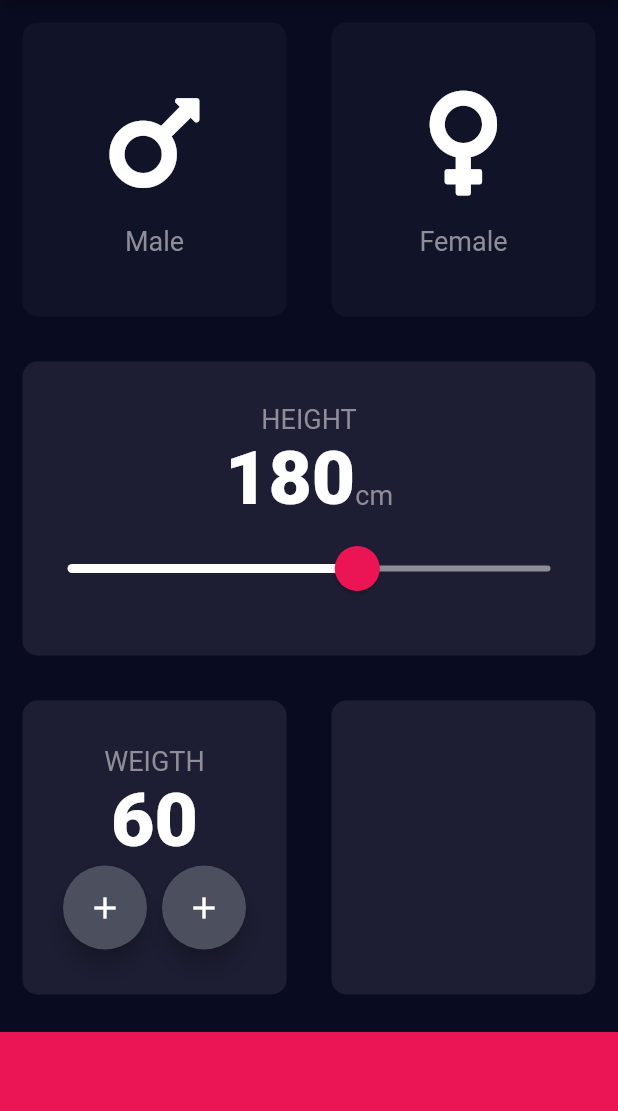
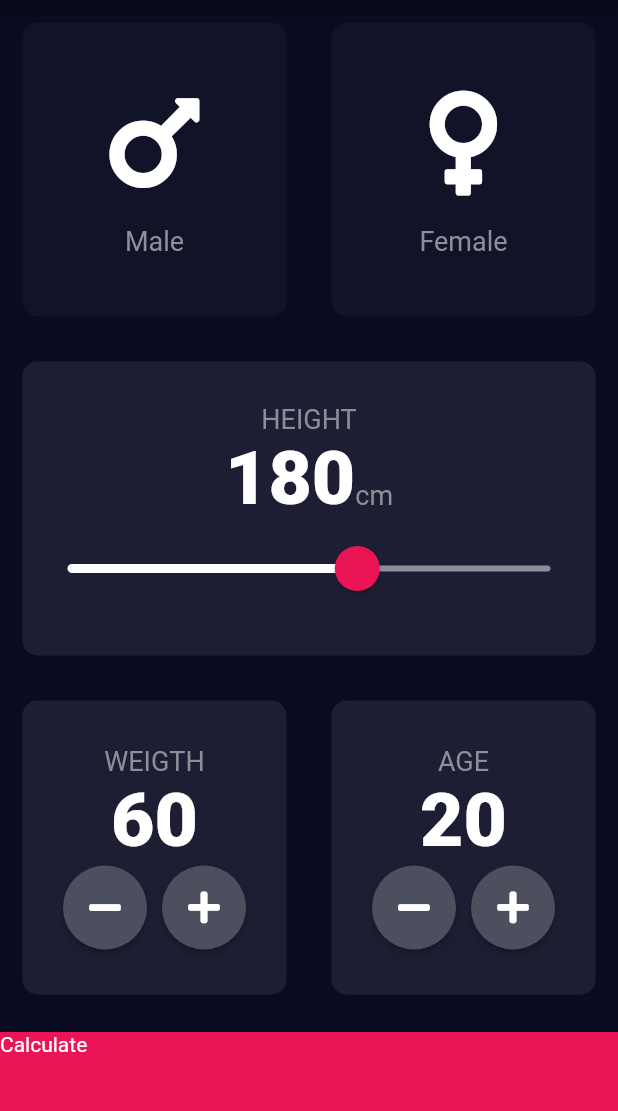
Before and after one commit to jorge-armando-navarro-flores/bmi_calculator, a Flutter app: the screen it shows after launch, on a phone screen of 412 x 824 dp, the part 84-1195 px from its top. Run offline on Flutter 3.47's test engine with Material 2 defaults, Android fonts, the phone set to English and light mode, and no system bars; our stand-ins replace font_awesome_flutter.

```diff
--- a/lib/input_page.dart
+++ b/lib/input_page.dart
@@ -15,7 +15,10 @@ class InputPage extends StatefulWidget {
 class _InputPageState extends State<InputPage> {
   Gender? selectedGender;
   int? height;
-  int? weigth;
+  int weigth = 60;
+  int age = 20;
+
+
   // Color maleCardColor = inactiveCardColor;
   // Color femaleCardColor = inactiveCardColor;
   //
@@ -158,31 +161,27 @@ class _InputPageState extends State<InputPage> {
                             Text("WEIGTH",
                               style: kLabelTextStyle,
                             ),
-                            Text(weigth?.toString()?? "60",
+                            Text(weigth.toString(),
                               style: kNumberTextStyle,
                             ),
                             Row(
                               mainAxisAlignment: MainAxisAlignment.center,
                               children: [
-                                FloatingActionButton(
-                                  backgroundColor: Color(0xFF4C4F5E),
-                                  onPressed: (){},
-                                  child: Icon(
-                                    Icons.add,
-                                    color: Colors.white,
-
-                                  ),
+                                RoundIconButton(icon: FontAwesomeIcons.minus,
+                                  onPressed: (){
+                                    setState(() {
+                                      weigth--;
+                                    });
+                                  },
                                 ),
                                 SizedBox(width: 10.0),
-                                FloatingActionButton(
-                                  backgroundColor: Color(0xFF4C4F5E),
-                                  onPressed: (){},
-                                  child: Icon(
-                                    Icons.add,
-                                    color: Colors.white,
-
-                                  ),
-                                )
+                                RoundIconButton(icon: FontAwesomeIcons.plus,
+                                  onPressed: (){
+                                    setState(() {
+                                      weigth++;
+                                    });
+                                  },
+                                ),
                               ],
                             )
                           ],
@@ -192,18 +191,78 @@ class _InputPageState extends State<InputPage> {
                   Expanded(
                     child: ReusableCard(
                       color: kActiveCardColor,
+                      cardChild: Column(
+                        mainAxisAlignment: MainAxisAlignment.center,
+                        children: [
+                          Text("AGE",
+                            style: kLabelTextStyle,
+                          ),
+                          Text(age.toString(),
+                            style: kNumberTextStyle,
+                          ),
+                          Row(
+                            mainAxisAlignment: MainAxisAlignment.center,
+                            children: [
+                              RoundIconButton(icon: FontAwesomeIcons.minus,
+                                onPressed: (){
+                                  setState(() {
+                                    age--;
+                                  });
+                                },
+                              ),
+                              SizedBox(width: 10.0),
+                              RoundIconButton(icon: FontAwesomeIcons.plus,
+                                onPressed: (){
+                                  setState(() {
+                                    age++;
+                                  });
+                                },
+                              ),
+                            ],
+                          )
+                        ],
+                      ),
                     ),
                   ),
                 ],
               ),
             ),
-            Container(
-              color: kBottomContainerColor,
-              margin: EdgeInsets.only(top: 10.0),
-              width: double.infinity,
-              height: kBottomContainerHeight,
+            GestureDetector(
+              onTap: (){
+                Navigator.pushNamed(context, "/results");
+              },
+              child: Container(
+                child: Text("Calculate"),
+                color: kBottomContainerColor,
+                margin: EdgeInsets.only(top: 10.0),
+                width: double.infinity,
+                height: kBottomContainerHeight,
+              ),
             )
           ],
         ));
   }
 }
+
+class RoundIconButton extends StatelessWidget {
+
+  final IconData? icon;
+  final VoidCallback? onPressed;
+  RoundIconButton({@required this.icon, this.onPressed});
+
+  @override
+  Widget build(BuildContext context) {
+
+    return RawMaterialButton(
+      child: Icon(icon),
+      constraints:BoxConstraints.tightFor(
+        width: 56.0,
+        height: 56.0,
+      ),
+      shape: CircleBorder(),
+      fillColor: Color(0xFF4C4F5E),
+      onPressed: onPressed,
+
+    );
+  }
+}
--- a/lib/main.dart
+++ b/lib/main.dart
@@ -1,3 +1,4 @@
+import 'package:bmi_calculator/results_page.dart';
 import 'package:flutter/material.dart';
 import 'input_page.dart';
 
@@ -17,7 +18,11 @@ class MyApp extends StatelessWidget {
         scaffoldBackgroundColor: Color(0xFF090C21),
 
       ),
-      home: InputPage(),
+      initialRoute: "/",
+      routes: {
+        "/": (context) => InputPage(),
+        "/results" : (context) => ResultsPage()
+      },
     );
   }
 }
--- /dev/null
+++ b/lib/results_page.dart
@@ -0,0 +1,13 @@
+import 'package:flutter/material.dart';
+class ResultsPage extends StatelessWidget {
+  const ResultsPage({Key? key}) : super(key: key);
+
+  @override
+  Widget build(BuildContext context) {
+    return Scaffold(
+      appBar: AppBar(
+        title: Text("BMI calculator"),
+      ),
+    );
+  }
+}
```
